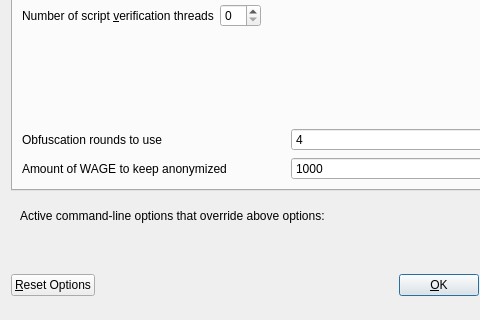
Old version of the form src/qt/forms/optionsdialog.ui in the repository digiwage/digiwage; both pictures show x 0 to 480 and y 97 to 417 of the 576 by 417 pixel window.
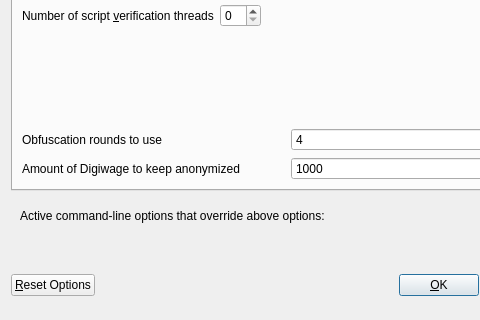
New version of the form. Custom widgets are drawn as their Qt base class.

Diff of the .ui file:
```diff
--- a/src/qt/forms/optionsdialog.ui
+++ b/src/qt/forms/optionsdialog.ui
@@ -177,7 +177,7 @@
             <string notr="true"/>
            </property>
            <property name="text">
-            <string>Amount of WAGE to keep anonymized</string>
+            <string>Amount of Digiwage to keep anonymized</string>
            </property>
           </widget>
          </item>
```
Left out of the diff: 2 changed lines with no effect on the pictures.
